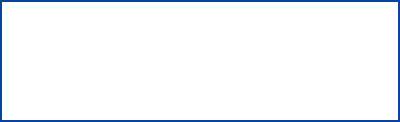
Scille/parsec-cloud, file parsec/core/gui/forms/message_dialog.ui: the form before one commit.
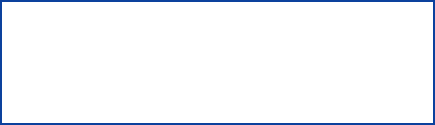
The form after the commit. Icons and pictures are not drawn.

Commit message: [GUI] Added GUI handling of workspace reencryption

What changed in the file:
```diff
--- a/parsec/core/gui/forms/message_dialog.ui
+++ b/parsec/core/gui/forms/message_dialog.ui
@@ -6,25 +6,25 @@
    <rect>
     <x>0</x>
     <y>0</y>
-    <width>400</width>
-    <height>122</height>
+    <width>435</width>
+    <height>125</height>
    </rect>
   </property>
   <property name="sizePolicy">
-   <sizepolicy hsizetype="Preferred" vsizetype="Expanding">
+   <sizepolicy hsizetype="Fixed" vsizetype="Expanding">
     <horstretch>0</horstretch>
     <verstretch>0</verstretch>
    </sizepolicy>
   </property>
   <property name="minimumSize">
    <size>
-    <width>400</width>
+    <width>435</width>
     <height>0</height>
    </size>
   </property>
   <property name="maximumSize">
    <size>
-    <width>400</width>
+    <width>435</width>
     <height>16777215</height>
    </size>
   </property>
@@ -210,7 +210,7 @@
            <number>10</number>
           </property>
           <property name="rightMargin">
-           <number>10</number>
+           <number>15</number>
           </property>
           <item>
            <widget class="QLabel" name="label_title">
```
The commit also changes 5 other files.
